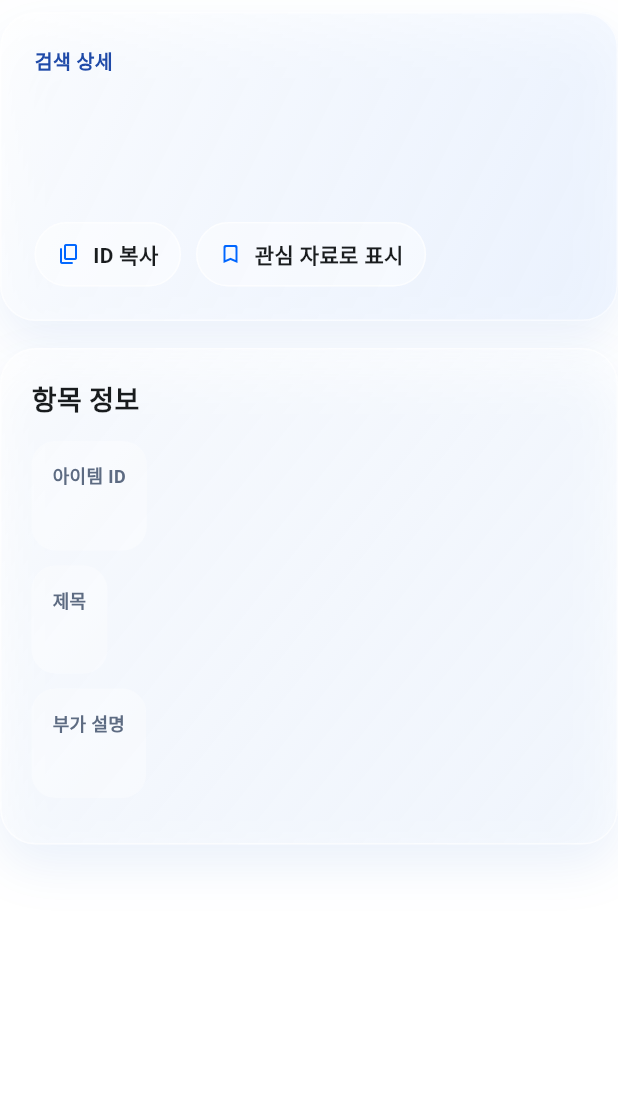
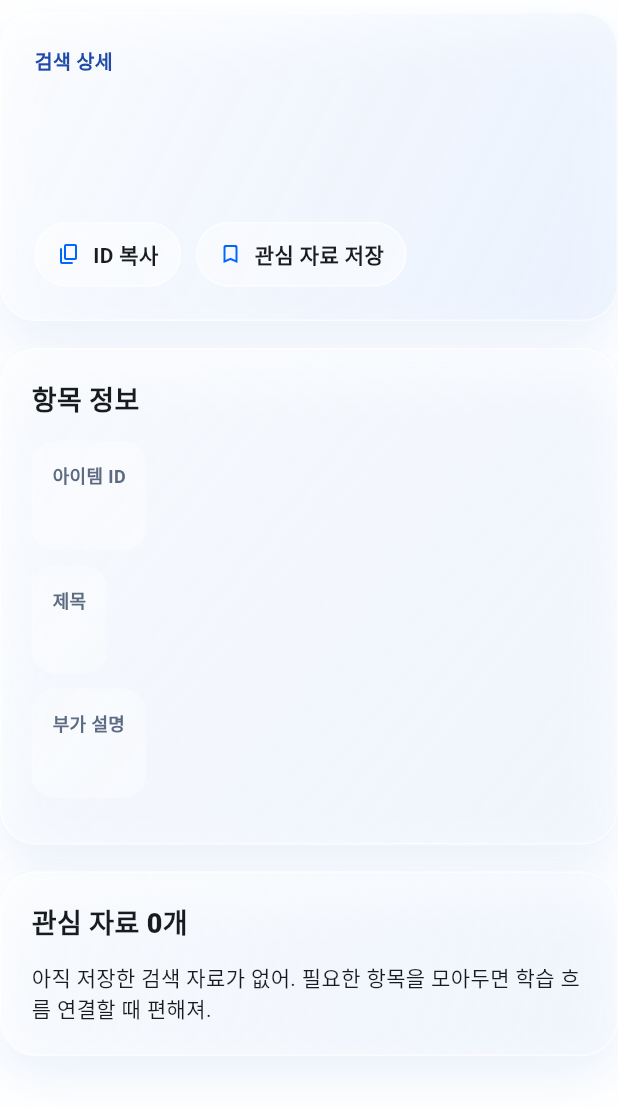
Before and after one commit to C4t4ddict/studypilot-flutter-app, a Flutter app: the SearchDetailPage screen opened directly with empty values, on a phone screen of 412 x 824 dp. Shown: the top 1108 px of the screen. Run offline on Flutter 3.47's test engine with Material 3 defaults, Android fonts, the phone set to English and light mode, and no system bars; our stand-ins replace flutter_dotenv, go_router, qr_flutter, rxdart, share_plus, shared_preferences and 1 more; accounts and stored records are empty; network calls fail.

Commit message:
검색 관심 자료 저장 기능 추가

```diff
--- a/lib/features/search/search_detail_page.dart
+++ b/lib/features/search/search_detail_page.dart
@@ -4,17 +4,54 @@ import 'package:flutter/services.dart';
 import '../../core/app_theme.dart';
 import '../../services/search_service.dart';
 
-class SearchDetailPage extends StatelessWidget {
+class SearchDetailPage extends StatefulWidget {
   final String itemId;
 
   const SearchDetailPage({super.key, required this.itemId});
+
+  @override
+  State<SearchDetailPage> createState() => _SearchDetailPageState();
+}
+
+class _SearchDetailPageState extends State<SearchDetailPage> {
+  bool _bookmarked = false;
+  bool _bookmarkLoading = true;
+
+  @override
+  void initState() {
+    super.initState();
+    _loadBookmarkState();
+  }
+
+  Future<void> _loadBookmarkState() async {
+    final bookmarked = await SearchService.isBookmarked(widget.itemId);
+    if (!mounted) return;
+    setState(() {
+      _bookmarked = bookmarked;
+      _bookmarkLoading = false;
+    });
+  }
+
+  Future<void> _toggleBookmark(SearchItemDto item) async {
+    await SearchService.toggleBookmark(item);
+    if (!mounted) return;
+    setState(() => _bookmarked = !_bookmarked);
+    ScaffoldMessenger.of(context).showSnackBar(
+      SnackBar(
+        content: Text(_bookmarked ? '관심 자료에 저장했어.' : '관심 자료에서 뺐어.'),
+      ),
+    );
+  }
 
   @override
   Widget build(BuildContext context) {
     return Scaffold(
       backgroundColor: Colors.transparent,
       body: FutureBuilder(
-        future: SearchService.getSearchItemById(itemId),
+        future: Future.wait([
+          SearchService.getSearchItemById(widget.itemId),
+          SearchService.getBookmarks(),
+        ]),
         builder: (context, snapshot) {
           if (snapshot.connectionState == ConnectionState.waiting) {
             return const Center(child: CircularProgressIndicator());
@@ -30,7 +67,8 @@ class SearchDetailPage extends StatelessWidget {
             );
           }
 
-          final item = snapshot.data;
+          final item = snapshot.data?[0] as SearchItemDto?;
+          final bookmarks = (snapshot.data?[1] as List<SearchBookmarkDto>?) ?? const [];
           if (item == null) {
             return const Center(child: Text('해당 항목을 찾지 못했어.'));
           }
@@ -67,13 +105,9 @@ class SearchDetailPage extends StatelessWidget {
                           },
                         ),
                         _ActionChip(
-                          icon: Icons.bookmark_border_rounded,
-                          label: '관심 자료로 표시',
-                          onTap: () {
-                            ScaffoldMessenger.of(context).showSnackBar(
-                              const SnackBar(content: Text('북마크 기능은 다음 단계에서 연결할게.')),
-                            );
-                          },
+                          icon: _bookmarked ? Icons.bookmark_rounded : Icons.bookmark_border_rounded,
+                          label: _bookmarkLoading ? '불러오는 중...' : (_bookmarked ? '관심 자료 해제' : '관심 자료 저장'),
+                          onTap: _bookmarkLoading ? null : () => _toggleBookmark(item),
                         ),
                       ],
                     ),
@@ -95,6 +129,30 @@ class SearchDetailPage extends StatelessWidget {
                   ],
                 ),
               ),
+              const SizedBox(height: 18),
+              Container(
+                decoration: AppTheme.glassCard(),
+                padding: const EdgeInsets.all(20),
+                child: Column(
+                  crossAxisAlignment: CrossAxisAlignment.start,
+                  children: [
+                    Text('관심 자료 ${bookmarks.length}개', style: const TextStyle(fontSize: 18, fontWeight: FontWeight.w800)),
+                    const SizedBox(height: 12),
+                    if (bookmarks.isEmpty)
+                      const Text('아직 저장한 검색 자료가 없어. 필요한 항목을 모아두면 학습 흐름 연결할 때 편해져.')
+                    else
+                      ...bookmarks.take(3).map(
+                        (bookmark) => Padding(
+                          padding: const EdgeInsets.only(bottom: 10),
+                          child: _InfoRow(
+                            label: bookmark.title,
+                            value: bookmark.subtitle ?? bookmark.id,
+                          ),
+                        ),
+                      ),
+                  ],
+                ),
+              ),
             ],
           );
         },
@@ -106,7 +164,7 @@ class SearchDetailPage extends StatelessWidget {
 class _ActionChip extends StatelessWidget {
   final IconData icon;
   final String label;
-  final VoidCallback onTap;
+  final VoidCallback? onTap;
   const _ActionChip({required this.icon, required this.label, required this.onTap});
 
   @override
@@ -114,6 +172,8 @@ class _ActionChip extends StatelessWidget {
     return InkWell(
       onTap: onTap,
       borderRadius: BorderRadius.circular(999),
+      child: Opacity(
+        opacity: onTap == null ? 0.5 : 1,
         child: Container(
           padding: const EdgeInsets.symmetric(horizontal: 14, vertical: 10),
           decoration: BoxDecoration(
@@ -128,6 +188,7 @@ class _ActionChip extends StatelessWidget {
               const SizedBox(width: 8),
               Text(label, style: const TextStyle(fontWeight: FontWeight.w700, color: AppColors.lightText)),
             ],
+          ),
         ),
       ),
     );
--- a/lib/services/search_service.dart
+++ b/lib/services/search_service.dart
@@ -1,3 +1,6 @@
+import 'dart:convert';
+
+import 'package:shared_preferences/shared_preferences.dart';
 import 'package:supabase_flutter/supabase_flutter.dart';
 
 class SearchItemDto {
@@ -8,8 +11,31 @@ class SearchItemDto {
   SearchItemDto({required this.id, required this.title, this.subtitle});
 }
 
+class SearchBookmarkDto {
+  final String id;
+  final String title;
+  final String? subtitle;
+
+  const SearchBookmarkDto({required this.id, required this.title, this.subtitle});
+
+  Map<String, dynamic> toJson() => {
+    'id': id,
+    'title': title,
+    'subtitle': subtitle,
+  };
+
+  factory SearchBookmarkDto.fromJson(Map<String, dynamic> json) {
+    return SearchBookmarkDto(
+      id: (json['id'] as String?) ?? '',
+      title: (json['title'] as String?) ?? '-',
+      subtitle: json['subtitle'] as String?,
+    );
+  }
+}
+
 class SearchService {
   static SupabaseClient get _client => Supabase.instance.client;
+  static const _bookmarkKey = 'search_bookmarks';
 
   /// Supabase 실데이터 검색 예시.
   /// 기본은 public.search_items(title, subtitle) 테이블을 조회한다.
@@ -55,4 +81,34 @@ class SearchService {
         .count(CountOption.exact);
     return res.count;
   }
+
+  static Future<List<SearchBookmarkDto>> getBookmarks() async {
+    final prefs = await SharedPreferences.getInstance();
+    final raw = prefs.getStringList(_bookmarkKey) ?? const [];
+    return raw
+        .map((e) => jsonDecode(e) as Map<String, dynamic>)
+        .map(SearchBookmarkDto.fromJson)
+        .toList();
+  }
+
+  static Future<bool> isBookmarked(String id) async {
+    final bookmarks = await getBookmarks();
+    return bookmarks.any((e) => e.id == id);
+  }
+
+  static Future<void> toggleBookmark(SearchItemDto item) async {
+    final prefs = await SharedPreferences.getInstance();
+    final bookmarks = await getBookmarks();
+    final exists = bookmarks.any((e) => e.id == item.id);
+    final next = exists
+        ? bookmarks.where((e) => e.id != item.id).toList()
+        : [
+            SearchBookmarkDto(id: item.id, title: item.title, subtitle: item.subtitle),
+            ...bookmarks,
+          ].take(20).toList();
+    await prefs.setStringList(
+      _bookmarkKey,
+      next.map((e) => jsonEncode(e.toJson())).toList(),
+    );
+  }
 }
--- a/pubspec.yaml
+++ b/pubspec.yaml
@@ -16,6 +16,7 @@ dependencies:
   go_router: ^14.8.1
   share_plus: ^10.1.4
   qr_flutter: ^4.1.0
+  shared_preferences: ^2.5.4
 
 dev_dependencies:
   flutter_test:
```
Lines whose indentation alone changed are shown as unchanged.
